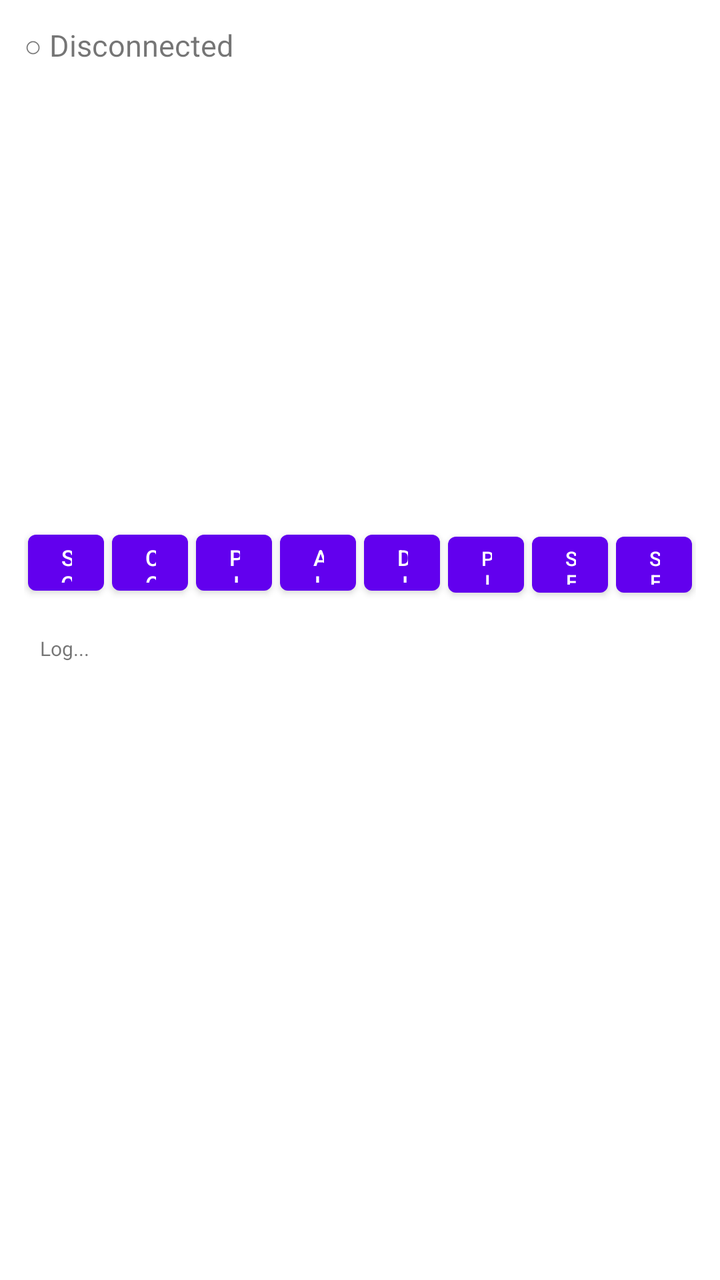
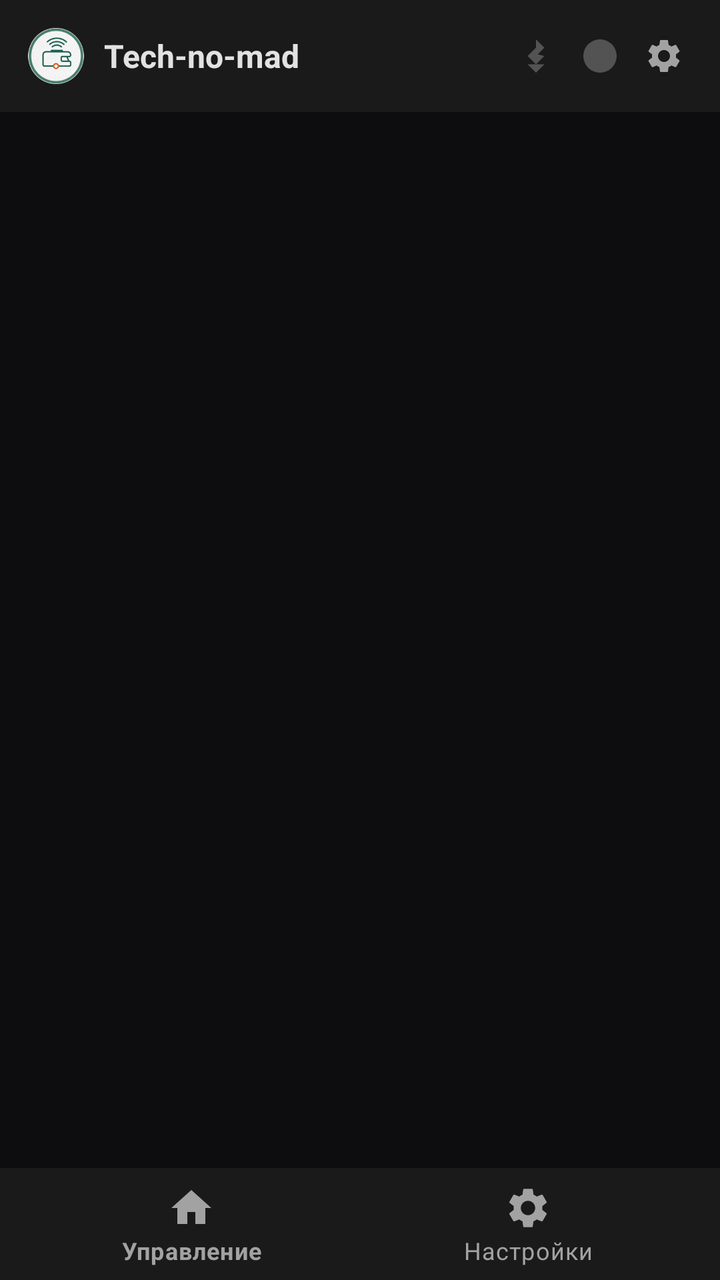

Compare the two renders of this Android layout. The source of the first and the diff that turns it into the second are given below.
<!-- AndroidManifest.xml: application theme Theme.LoRemote -->
<!-- res/layout/activity_main.xml -->
<?xml version="1.0" encoding="utf-8"?>
<LinearLayout xmlns:android="http://schemas.android.com/apk/res/android"
    android:layout_width="match_parent"
    android:layout_height="match_parent"
    android:orientation="vertical"
    android:padding="12dp">

    <TextView
        android:id="@+id/tvStatus"
        android:layout_width="match_parent"
        android:layout_height="wrap_content"
        android:text="○ Disconnected"
        android:textSize="15sp"
        android:paddingBottom="8dp"/>

    <ListView
        android:id="@+id/lvDevices"
        android:layout_width="match_parent"
        android:layout_height="0dp"
        android:layout_weight="2"/>

    <LinearLayout
        android:layout_width="match_parent"
        android:layout_height="wrap_content"
        android:orientation="horizontal"
        android:paddingTop="6dp"
        android:paddingBottom="6dp">

        <Button android:id="@+id/btnScan"
            android:layout_width="0dp" android:layout_height="40dp" android:layout_weight="1"
            android:text="SCAN" android:textSize="11sp" android:layout_margin="2dp"/>
        <Button android:id="@+id/btnConnect"
            android:layout_width="0dp" android:layout_height="40dp" android:layout_weight="1"
            android:text="CONNECT" android:textSize="11sp" android:layout_margin="2dp"/>
        <Button android:id="@+id/btnPing"
            android:layout_width="0dp" android:layout_height="40dp" android:layout_weight="1"
            android:text="PING" android:textSize="11sp" android:layout_margin="2dp"/>
        <Button android:id="@+id/btnAll"
            android:layout_width="0dp" android:layout_height="40dp" android:layout_weight="1"
            android:text="ALL" android:textSize="11sp" android:layout_margin="2dp"/>
        <Button android:id="@+id/btnDisc"
            android:layout_width="0dp" android:layout_height="40dp" android:layout_weight="1"
            android:text="DISC" android:textSize="11sp" android:layout_margin="2dp"/>
        <Button android:id="@+id/btnPingBroadcast"
            android:layout_width="0dp" android:layout_height="40dp" android:layout_weight="1"
            android:text="PING→" android:textSize="10sp" android:layout_margin="2dp"/>
        <Button android:id="@+id/btnSendTest"
            android:layout_width="0dp" android:layout_height="40dp" android:layout_weight="1"
            android:text="SEND TEST" android:textSize="10sp" android:layout_margin="2dp"/>
        <Button android:id="@+id/btnSendText"
            android:layout_width="0dp" android:layout_height="40dp" android:layout_weight="1"
            android:text="SEND TEXT" android:textSize="10sp" android:layout_margin="2dp"/>
    </LinearLayout>

    <ScrollView
        android:id="@+id/scrollLog"
        android:layout_width="match_parent"
        android:layout_height="0dp"
        android:layout_weight="3">

        <TextView
            android:id="@+id/tvLog"
            android:layout_width="match_parent"
            android:layout_height="wrap_content"
            android:text="Log...\n"
            android:textSize="10sp"
            android:padding="8dp"/>
    </ScrollView>
</LinearLayout>
<!-- resources referenced by this layout -->
<resources>
  <style name="Theme.LoRemote" parent="Theme.MaterialComponents.DayNight">
      </style>
</resources>

<!-- the commit's change to res/layout/activity_main.xml (unified diff, before → after) -->
@@ -1,69 +1,119 @@
 <?xml version="1.0" encoding="utf-8"?>
 <LinearLayout xmlns:android="http://schemas.android.com/apk/res/android"
+    xmlns:app="http://schemas.android.com/apk/res-auto"
     android:layout_width="match_parent"
     android:layout_height="match_parent"
     android:orientation="vertical"
-    android:padding="12dp">
+    android:background="@color/bg_dark">
 
-    <TextView
-        android:id="@+id/tvStatus"
+    
+    <LinearLayout
+        android:id="@+id/header"
         android:layout_width="match_parent"
-        android:layout_height="wrap_content"
-        android:text="○ Disconnected"
-        android:textSize="15sp"
-        android:paddingBottom="8dp"/>
+        android:layout_height="56dp"
+        android:orientation="horizontal"
+        android:gravity="center_vertical"
+        android:paddingStart="14dp"
+        android:paddingEnd="14dp"
+        android:background="@color/bg_card">
 
-    <ListView
-        android:id="@+id/lvDevices"
-        android:layout_width="match_parent"
-        android:layout_height="0dp"
-        android:layout_weight="2"/>
+        <ImageView
+            android:id="@+id/ivAppIcon"
+            android:layout_width="28dp"
+            android:layout_height="28dp"
+            android:src="@mipmap/ic_launcher"
+            android:layout_marginEnd="10dp"/>
 
+        <TextView
+            android:id="@+id/tvHomeName"
+            android:layout_width="0dp"
+            android:layout_height="wrap_content"
+            android:layout_weight="1"
+            android:text="Tech-no-mad"
+            android:textSize="16sp"
+            android:textStyle="bold"
+            android:textColor="@color/gray_200"/>
+
+        
+        <ImageView
+            android:id="@+id/ivBleStatus"
+            android:layout_width="28dp"
+            android:layout_height="28dp"
+            android:padding="4dp"
+            android:src="@drawable/ic_bluetooth"
+            android:tint="@color/gray_600"
+            android:layout_marginEnd="4dp"/>
+
+        
+        <ImageView
+            android:id="@+id/ivHaStatus"
+            android:layout_width="28dp"
+            android:layout_height="28dp"
+            android:padding="4dp"
+            android:src="@drawable/ic_circle"
+            android:tint="@color/gray_600"
+            android:layout_marginEnd="4dp"/>
+
+        
+        <ImageView
+            android:id="@+id/ivSettings"
+            android:layout_width="28dp"
+            android:layout_height="28dp"
+            android:padding="4dp"
+            android:src="@drawable/ic_settings"
+            android:tint="@color/gray_400"
+            android:clickable="true"
+            android:focusable="true"/>
+    </LinearLayout>
+
+    
     <LinearLayout
+        android:id="@+id/alertBar"
         android:layout_width="match_parent"
         android:layout_height="wrap_content"
         android:orientation="horizontal"
-        android:paddingTop="6dp"
-        android:paddingBottom="6dp">
+        android:gravity="center_vertical"
+        android:paddingStart="14dp"
+        android:paddingEnd="14dp"
+        android:paddingTop="8dp"
+        android:paddingBottom="8dp"
+        android:background="@color/red_soft"
+        android:visibility="gone">
 
-        <Button android:id="@+id/btnScan"
-            android:layout_width="0dp" android:layout_height="40dp" android:layout_weight="1"
-            android:text="SCAN" android:textSize="11sp" android:layout_margin="2dp"/>
-        <Button android:id="@+id/btnConnect"
-            android:layout_width="0dp" android:layout_height="40dp" android:layout_weight="1"
-            android:text="CONNECT" android:textSize="11sp" android:layout_margin="2dp"/>
-        <Button android:id="@+id/btnPing"
-            android:layout_width="0dp" android:layout_height="40dp" android:layout_weight="1"
-            android:text="PING" android:textSize="11sp" android:layout_margin="2dp"/>
-        <Button android:id="@+id/btnAll"
-            android:layout_width="0dp" android:layout_height="40dp" android:layout_weight="1"
-            android:text="ALL" android:textSize="11sp" android:layout_margin="2dp"/>
-        <Button android:id="@+id/btnDisc"
-            android:layout_width="0dp" android:layout_height="40dp" android:layout_weight="1"
-            android:text="DISC" android:textSize="11sp" android:layout_margin="2dp"/>
-        <Button android:id="@+id/btnPingBroadcast"
-            android:layout_width="0dp" android:layout_height="40dp" android:layout_weight="1"
-            android:text="PING→" android:textSize="10sp" android:layout_margin="2dp"/>
-        <Button android:id="@+id/btnSendTest"
-            android:layout_width="0dp" android:layout_height="40dp" android:layout_weight="1"
-            android:text="SEND TEST" android:textSize="10sp" android:layout_margin="2dp"/>
-        <Button android:id="@+id/btnSendText"
-            android:layout_width="0dp" android:layout_height="40dp" android:layout_weight="1"
-            android:text="SEND TEXT" android:textSize="10sp" android:layout_margin="2dp"/>
+        <TextView
+            android:id="@+id/tvAlert"
+            android:layout_width="0dp"
+            android:layout_height="wrap_content"
+            android:layout_weight="1"
+            android:textSize="13sp"
+            android:textColor="@color/red_text"/>
+
+        <ImageView
+            android:id="@+id/ivAlertClose"
+            android:layout_width="24dp"
+            android:layout_height="24dp"
+            android:src="@drawable/ic_close"
+            android:tint="@color/red_text"
+            android:clickable="true"
+            android:focusable="true"/>
     </LinearLayout>
 
-    <ScrollView
-        android:id="@+id/scrollLog"
+    
+    <FrameLayout
+        android:id="@+id/contentContainer"
         android:layout_width="match_parent"
         android:layout_height="0dp"
-        android:layout_weight="3">
+        android:layout_weight="1"/>
 
-        <TextView
-            android:id="@+id/tvLog"
-            android:layout_width="match_parent"
-            android:layout_height="wrap_content"
-            android:text="Log...\n"
-            android:textSize="10sp"
-            android:padding="8dp"/>
-    </ScrollView>
+    
+    <com.google.android.material.bottomnavigation.BottomNavigationView
+        android:id="@+id/bottomNav"
+        android:layout_width="match_parent"
+        android:layout_height="wrap_content"
+        android:background="@color/bg_card"
+        app:itemTextColor="@color/gray_400"
+        app:itemIconTint="@color/gray_400"
+        app:menu="@menu/bottom_nav_menu"
+        app:elevation="8dp"/>
+
 </LinearLayout>
<!-- resource entries referenced after the edit -->
@@ -1,6 +1,71 @@
 <!-- resources referenced by this layout -->
 <resources>
-  <style name="Theme.LoRemote" parent="Theme.MaterialComponents.DayNight">
+  <color name="bg_card">#1A1A1A</color>
+  <color name="bg_dark">#0D0D0F</color>
+  <color name="gray_200">#E2E2E2</color>
+  <color name="gray_400">#A2A2A2</color>
+  <color name="gray_600">#535353</color>
+  <color name="red_soft">#1AF87171</color>
+  <color name="red_text">#FCA5A5</color>
+  <!-- drawable ic_bluetooth (drawable) -->
+  <?xml version="1.0" encoding="utf-8"?>
+  <vector xmlns:android="http://schemas.android.com/apk/res/android"
+      android:width="24dp"
+      android:height="24dp"
+      android:viewportWidth="24"
+      android:viewportHeight="24">
+      <path
+          android:fillColor="@android:color/white"
+          android:pathData="M17,12l-5,5 -5,-5 5,-5V2h0l5,5 -4,4z M7,17l5,5 5,-5z"/>
+  </vector>
+  <!-- drawable ic_circle (drawable) -->
+  <?xml version="1.0" encoding="utf-8"?>
+  <vector xmlns:android="http://schemas.android.com/apk/res/android"
+      android:width="24dp"
+      android:height="24dp"
+      android:viewportWidth="24"
+      android:viewportHeight="24">
+      <path
+          android:fillColor="@android:color/white"
+          android:pathData="M12,2A10,10 0,1 0,22 12,10 10,0,0 0,12 2Z"/>
+  </vector>
+  <!-- drawable ic_close (drawable) -->
+  <?xml version="1.0" encoding="utf-8"?>
+  <vector xmlns:android="http://schemas.android.com/apk/res/android"
+      android:width="24dp"
+      android:height="24dp"
+      android:viewportWidth="24"
+      android:viewportHeight="24">
+      <path
+          android:fillColor="@android:color/white"
+          android:pathData="M19,6.41L17.59,5 12,10.59 6.41,5 5,6.41 10.59,12 5,17.59 6.41,19 12,13.41 17.59,19 19,17.59 13.41,12z"/>
+  </vector>
+  <!-- drawable ic_settings (drawable) -->
+  <?xml version="1.0" encoding="utf-8"?>
+  <vector xmlns:android="http://schemas.android.com/apk/res/android"
+      android:width="24dp"
+      android:height="24dp"
+      android:viewportWidth="24"
+      android:viewportHeight="24">
+      <path
+          android:fillColor="@android:color/white"
+          android:pathData="M19.14,12.94c0.04,-0.3 0.06,-0.61 0.06,-0.94c0,-0.32 -0.02,-0.64 -0.07,-0.94l2.03,-1.58c0.18,-0.14 0.23,-0.41 0.12,-0.61l-1.92,-3.32c-0.12,-0.22 -0.37,-0.29 -0.59,-0.22l-2.39,0.96c-0.5,-0.38 -1.03,-0.7 -1.62,-0.94L14.4,2.81c-0.04,-0.24 -0.24,-0.41 -0.48,-0.41h-3.84c-0.24,0 -0.43,0.17 -0.47,0.41L9.25,5.35C8.66,5.59 8.12,5.92 7.63,6.29L5.24,5.33c-0.22,-0.08 -0.47,0 -0.59,0.22L2.74,8.87C2.62,9.08 2.66,9.34 2.86,9.48l2.03,1.58C4.84,11.36 4.8,11.69 4.8,12s0.02,0.64 0.07,0.94l-2.03,1.58c-0.18,0.14 -0.23,0.41 -0.12,0.61l1.92,3.32c0.12,0.22 0.37,0.29 0.59,0.22l2.39,-0.96c0.5,0.38 1.03,0.7 1.62,0.94l0.36,2.54c0.05,0.24 0.24,0.41 0.48,0.41h3.84c0.24,0 0.44,-0.17 0.47,-0.41l0.36,-2.54c0.59,-0.24 1.13,-0.56 1.62,-0.94l2.39,0.96c0.22,0.08 0.47,0 0.59,-0.22l1.92,-3.32c0.12,-0.22 0.07,-0.47 -0.12,-0.61L19.14,12.94zM12,15.6c-1.98,0 -3.6,-1.62 -3.6,-3.6s1.62,-3.6 3.6,-3.6s3.6,1.62 3.6,3.6S13.98,15.6 12,15.6z"/>
+  </vector>
+  <!-- mipmap ic_launcher: png bitmap (mipmap-hdpi, 9147 bytes) -->
+  <style name="Theme.LoRemote" parent="Theme.MaterialComponents.DayNight.NoActionBar">
+          <item name="colorPrimary">@color/gray_400</item>
+          <item name="colorOnPrimary">@color/bg_dark</item>
+          <item name="android:statusBarColor">@color/bg_dark</item>
+          <item name="android:navigationBarColor">@color/bg_card</item>
+          <item name="materialButtonStyle">@style/Widget.LoRemote.Button</item>
       </style>
+  <style name="Widget.LoRemote.Button" parent="Widget.MaterialComponents.Button">
+          <item name="backgroundTint">@color/bg_elevated</item>
+          <item name="cornerRadius">8dp</item>
+          <item name="android:textColor">@color/gray_200</item>
+          <item name="android:textSize">13sp</item>
+          <item name="android:fontFamily">sans-serif-medium</item>
+      </style>
+  <color name="bg_elevated">#222222</color>
 </resources>
 
